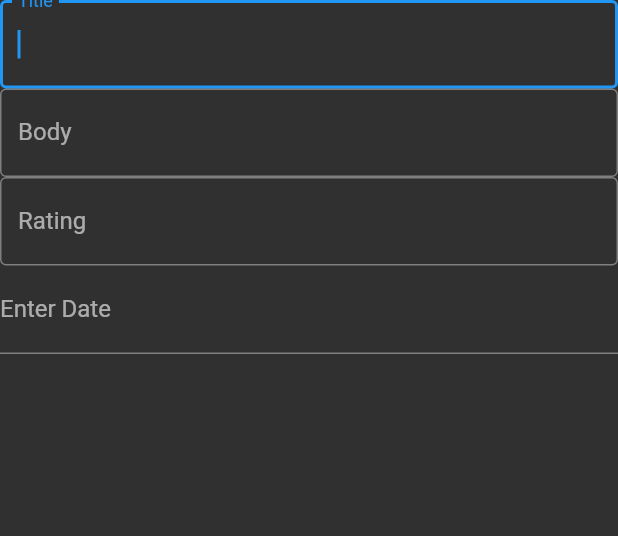
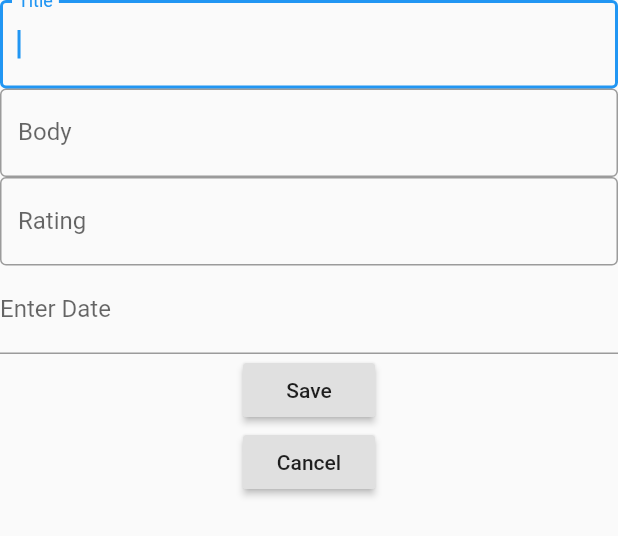
Before and after one commit to stuttskl/dia_uno, a Flutter app: the JournalEntryForm widget shown alone on an empty page, opened directly, on a phone screen of 412 x 824 dp. Shown: the top 536 px of the screen. Run offline on Flutter 3.47's test engine with Material 2 defaults, Android fonts, the phone set to English and light mode, and no system bars; our stand-ins replace shared_preferences; accounts and stored records are empty.

Commit message:
implemented dark mode toggle feature that persists thru app restart

```diff
--- a/lib/app.dart
+++ b/lib/app.dart
@@ -1,12 +1,37 @@
 import 'package:dia_uno/screens/new_entry.dart';
 import 'package:flutter/material.dart';
+import 'package:shared_preferences/shared_preferences.dart';
 
 import 'screens/home.dart';
 import 'screens/new_entry.dart';
 import 'screens/all_entries.dart';
 import 'screens/focused_entry.dart';
 
-class App extends StatelessWidget {
+class App extends StatefulWidget {
+  // SharedPreferences object to store user preferences
+  final SharedPreferences preferences;
+
+  App({Key key, @required this.preferences}) : super(key: key);
+
+  @override
+  _AppState createState() => _AppState();
+}
+
+class _AppState extends State<App> {
+  // constant to store darkTheme key
+  static const DARK_THEME = 'darkTheme';
+
+  // get the current widget preferences, defaulting to false via the null detector
+  // if no setting has been set
+  bool get darkTheme => widget.preferences.getBool(DARK_THEME) ?? false;
+
+  // toggles the boolean value for darkMode true/false
+  void toggleTheme(bool value) {
+    setState(() {
+      widget.preferences.setBool(DARK_THEME, !darkTheme);
+    });
+  }
+
   @override
   Widget build(BuildContext context) {
     var routes = {
@@ -15,11 +40,15 @@ class App extends StatelessWidget {
     };
 
     return MaterialApp(
-      routes: routes,
-      title: 'Dia Uno',
-      // home: list.length == 0 ? WelcomeScreen() : JournalEntries(),
-      home: JournalEntries(),
-      theme: ThemeData.dark()
-    );
+        routes: routes,
+        title: 'Dia Uno',
+        // home: list.length == 0 ? WelcomeScreen() : JournalEntries(),
+        // pass the darkMode const and toggleTheme method to welcome screen
+        home: WelcomeScreen(darkMode: darkTheme, toggleTheme: toggleTheme),
+        // teranary expression to set the theme based on if darkTheme has been set
+        theme: darkTheme ? ThemeData.dark() : ThemeData.light());
   }
+
 }
+// TODO:
+// [] only render welcome page if there are no journal entries
--- a/lib/widgets/journal_entry_form.dart
+++ b/lib/widgets/journal_entry_form.dart
@@ -6,6 +6,15 @@ class JournalEntryForm extends StatefulWidget {
 }
 
 class _JournalEntryFormState extends State<JournalEntryForm> {
+  void saveEntry(BuildContext context) {
+    print("Save new entry");
+    Navigator.of(context).pop();
+  }
+
+  void cancelEntry(BuildContext context) {
+    print("Cancel new entry");
+    Navigator.of(context).pop();
+  }
 
   final _formKey = GlobalKey<FormState>();
 
@@ -43,6 +52,14 @@ class _JournalEntryFormState extends State<JournalEntryForm> {
             lastDate: DateTime.now(),
 
           ),
+          RaisedButton(
+            onPressed: () => saveEntry(context),
+            child: Text('Save'),
+          ),
+          RaisedButton(
+            onPressed: () => cancelEntry(context),
+            child: Text('Cancel'),
+          ),
         ]
       )
     );
--- a/pubspec.yaml
+++ b/pubspec.yaml
@@ -12,6 +12,7 @@ dependencies:
   flutter:
     sdk: flutter
   intl: 0.15.7
+  shared_preferences: ^0.5.12+4
 
   cupertino_icons: ^1.0.0
 
```
Also changed, not shown: lib/main.dart (+6 -2 lines), lib/screens/focused_entry.dart (+4 -3 lines), lib/screens/home.dart (+22 -20 lines), lib/screens/new_entry.dart (+1 -18 lines), lib/widgets/all_entries_list.dart (+6 -3 lines), pubspec.lock, 6 other files.
